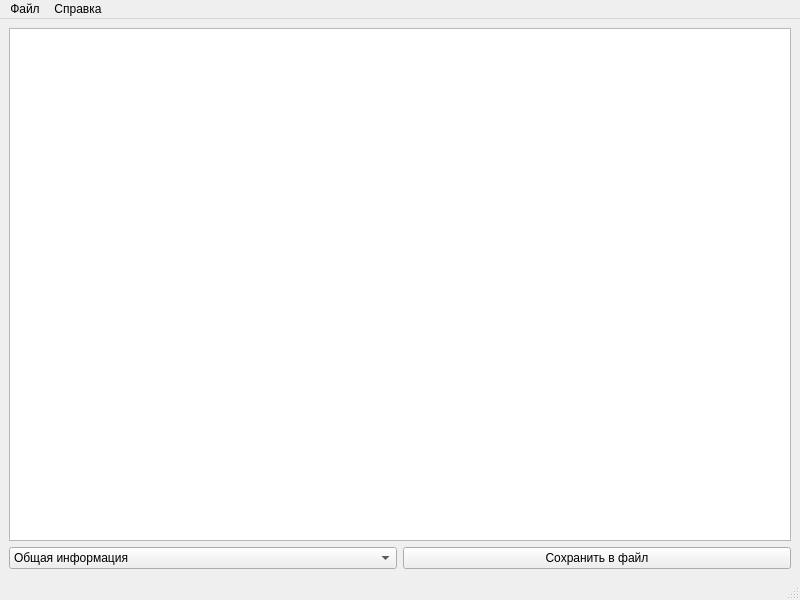
Before: the Qt Designer form src/UI/infowindow.ui in KorzikAlex/Satellites, drawn with Qt 5.
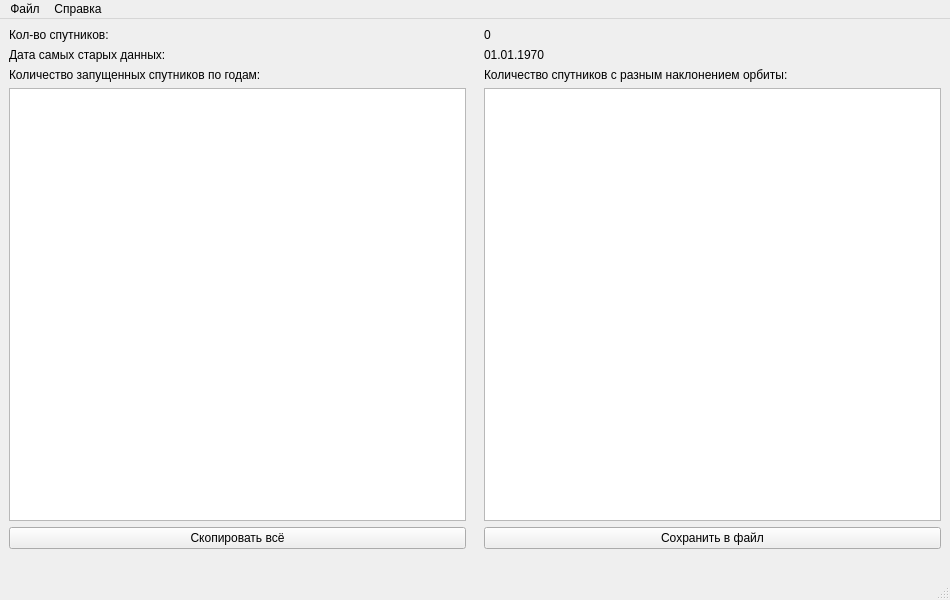
After: the same form once the commit is applied. Icons and pictures are not drawn.

Commit message: refactoring main and info page

```diff
--- a/src/UI/infowindow.ui
+++ b/src/UI/infowindow.ui
@@ -6,10 +6,22 @@
    <rect>
     <x>0</x>
     <y>0</y>
-    <width>800</width>
+    <width>950</width>
     <height>600</height>
    </rect>
   </property>
+  <property name="sizePolicy">
+   <sizepolicy hsizetype="Preferred" vsizetype="Preferred">
+    <horstretch>0</horstretch>
+    <verstretch>0</verstretch>
+   </sizepolicy>
+  </property>
+  <property name="minimumSize">
+   <size>
+    <width>950</width>
+    <height>600</height>
+   </size>
+  </property>
   <property name="windowTitle">
    <string>Информация о спутниках</string>
   </property>
@@ -19,23 +31,178 @@
   </property>
   <widget class="QWidget" name="centralwidget">
    <layout class="QGridLayout" name="gridLayout">
+    <item row="3" column="3">
+     <widget class="QTableView" name="inclinationTableView">
+      <property name="sizePolicy">
+       <sizepolicy hsizetype="Expanding" vsizetype="Expanding">
+        <horstretch>0</horstretch>
+        <verstretch>0</verstretch>
+       </sizepolicy>
+      </property>
+     </widget>
+    </item>
+    <item row="6" column="0" colspan="4">
+     <widget class="QLabel" name="statusLabel">
+      <property name="sizePolicy">
+       <sizepolicy hsizetype="Expanding" vsizetype="Preferred">
+        <horstretch>0</horstretch>
+        <verstretch>0</verstretch>
+       </sizepolicy>
+      </property>
+      <property name="text">
+       <string/>
+      </property>
+     </widget>
+    </item>
+    <item row="4" column="0">
+     <widget class="QPushButton" name="copyButton">
+      <property name="sizePolicy">
+       <sizepolicy hsizetype="Preferred" vsizetype="Preferred">
+        <horstretch>0</horstretch>
+        <verstretch>0</verstretch>
+       </sizepolicy>
+      </property>
+      <property name="text">
+       <string>Скопировать всё</string>
+      </property>
+      <property name="icon">
+       <iconset resource="../../resources/mainwindow.qrc">
+        <normaloff>:/light_icons/icons/copy_all_light.svg</normaloff>:/light_icons/icons/copy_all_light.svg</iconset>
+      </property>
+      <property name="shortcut">
+       <string>Ctrl+C</string>
+      </property>
+     </widget>
+    </item>
+    <item row="2" column="3">
+     <widget class="QLabel" name="inclinationLabel">
+      <property name="sizePolicy">
+       <sizepolicy hsizetype="Preferred" vsizetype="Preferred">
+        <horstretch>0</horstretch>
+        <verstretch>0</verstretch>
+       </sizepolicy>
+      </property>
+      <property name="text">
+       <string>Количество спутников с разным наклонением орбиты:</string>
+      </property>
+      <property name="alignment">
+       <set>Qt::AlignmentFlag::AlignLeading|Qt::AlignmentFlag::AlignLeft|Qt::AlignmentFlag::AlignVCenter</set>
+      </property>
+     </widget>
+    </item>
+    <item row="0" column="3">
+     <widget class="QLabel" name="inputCountLabel">
+      <property name="sizePolicy">
+       <sizepolicy hsizetype="Preferred" vsizetype="Preferred">
+        <horstretch>0</horstretch>
+        <verstretch>0</verstretch>
+       </sizepolicy>
+      </property>
+      <property name="frameShape">
+       <enum>QFrame::Shape::NoFrame</enum>
+      </property>
+      <property name="text">
+       <string>0</string>
+      </property>
+      <property name="alignment">
+       <set>Qt::AlignmentFlag::AlignLeading|Qt::AlignmentFlag::AlignLeft|Qt::AlignmentFlag::AlignVCenter</set>
+      </property>
+     </widget>
+    </item>
     <item row="1" column="0">
-     <widget class="QComboBox" name="infoComboBox">
+     <widget class="QLabel" name="dateLabel">
       <property name="sizePolicy">
-       <sizepolicy hsizetype="Minimum" vsizetype="Fixed">
+       <sizepolicy hsizetype="Preferred" vsizetype="Preferred">
         <horstretch>0</horstretch>
         <verstretch>0</verstretch>
        </sizepolicy>
       </property>
-      <item>
-       <property name="text">
-        <string>Общая информация</string>
-       </property>
-      </item>
+      <property name="text">
+       <string>Дата самых старых данных:</string>
+      </property>
+      <property name="alignment">
+       <set>Qt::AlignmentFlag::AlignLeading|Qt::AlignmentFlag::AlignLeft|Qt::AlignmentFlag::AlignVCenter</set>
+      </property>
      </widget>
     </item>
-    <item row="1" column="1">
+    <item row="2" column="0">
+     <widget class="QLabel" name="yearLabel">
+      <property name="sizePolicy">
+       <sizepolicy hsizetype="Preferred" vsizetype="Preferred">
+        <horstretch>0</horstretch>
+        <verstretch>0</verstretch>
+       </sizepolicy>
+      </property>
+      <property name="layoutDirection">
+       <enum>Qt::LayoutDirection::LeftToRight</enum>
+      </property>
+      <property name="frameShape">
+       <enum>QFrame::Shape::NoFrame</enum>
+      </property>
+      <property name="frameShadow">
+       <enum>QFrame::Shadow::Plain</enum>
+      </property>
+      <property name="text">
+       <string>Количество запущенных спутников по годам:</string>
+      </property>
+      <property name="alignment">
+       <set>Qt::AlignmentFlag::AlignLeading|Qt::AlignmentFlag::AlignLeft|Qt::AlignmentFlag::AlignVCenter</set>
+      </property>
+     </widget>
+    </item>
+    <item row="0" column="0">
+     <widget class="QLabel" name="countLabel">
+      <property name="sizePolicy">
+       <sizepolicy hsizetype="Preferred" vsizetype="Preferred">
+        <horstretch>0</horstretch>
+        <verstretch>0</verstretch>
+       </sizepolicy>
+      </property>
+      <property name="text">
+       <string>Кол-во спутников:</string>
+      </property>
+      <property name="alignment">
+       <set>Qt::AlignmentFlag::AlignLeading|Qt::AlignmentFlag::AlignLeft|Qt::AlignmentFlag::AlignVCenter</set>
+      </property>
+     </widget>
+    </item>
+    <item row="1" column="3">
+     <widget class="QLabel" name="inputDateLabel">
+      <property name="sizePolicy">
+       <sizepolicy hsizetype="Preferred" vsizetype="Preferred">
+        <horstretch>0</horstretch>
+        <verstretch>0</verstretch>
+       </sizepolicy>
+      </property>
+      <property name="frameShape">
+       <enum>QFrame::Shape::NoFrame</enum>
+      </property>
+      <property name="text">
+       <string>01.01.1970</string>
+      </property>
+      <property name="alignment">
+       <set>Qt::AlignmentFlag::AlignLeading|Qt::AlignmentFlag::AlignLeft|Qt::AlignmentFlag::AlignVCenter</set>
+      </property>
+      <property name="wordWrap">
+       <bool>false</bool>
+      </property>
+     </widget>
+    </item>
+    <item row="3" column="0">
+     <widget class="QTableView" name="yearTableView">
+      <property name="gridStyle">
+       <enum>Qt::PenStyle::SolidLine</enum>
+      </property>
+     </widget>
+    </item>
+    <item row="4" column="3">
      <widget class="QPushButton" name="saveButton">
+      <property name="sizePolicy">
+       <sizepolicy hsizetype="Preferred" vsizetype="Preferred">
+        <horstretch>0</horstretch>
+        <verstretch>0</verstretch>
+       </sizepolicy>
+      </property>
       <property name="text">
        <string>Сохранить в файл</string>
       </property>
@@ -48,9 +215,6 @@
       </property>
      </widget>
     </item>
-    <item row="0" column="0" colspan="2">
-     <widget class="QTableView" name="satelliteView"/>
-    </item>
    </layout>
   </widget>
   <widget class="QMenuBar" name="menubar">
@@ -58,7 +222,7 @@
     <rect>
      <x>0</x>
      <y>0</y>
-     <width>800</width>
+     <width>950</width>
      <height>25</height>
     </rect>
    </property>
```
Left out of the diff: 12 changed lines with no effect on the pictures. The commit also changes 9 other files.
